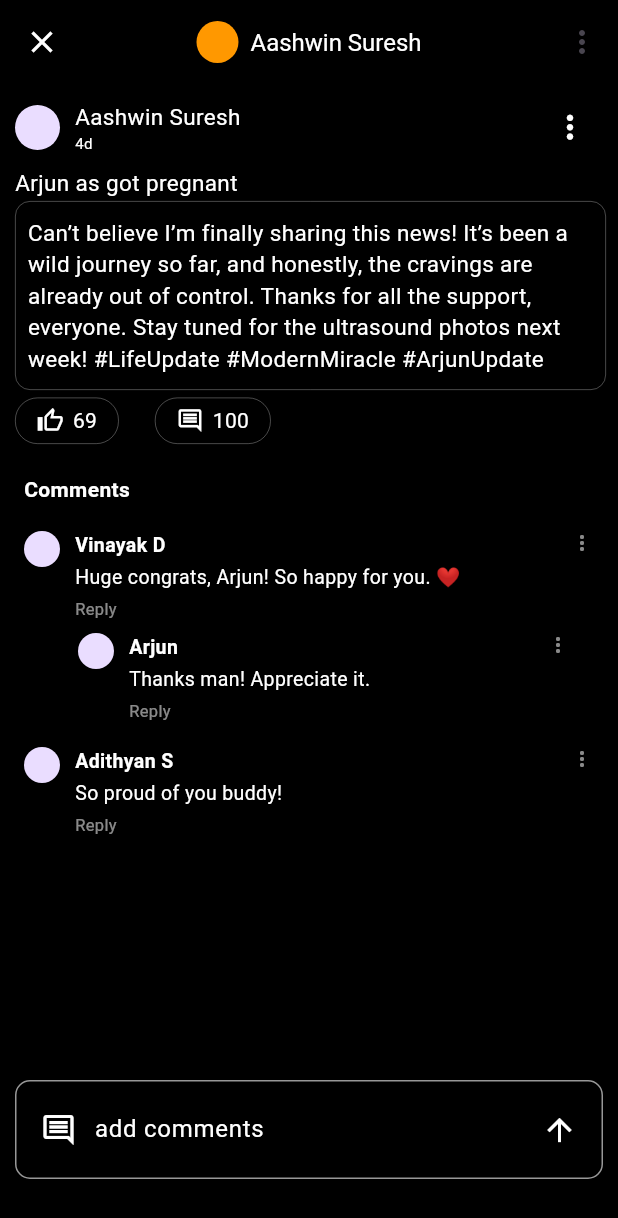
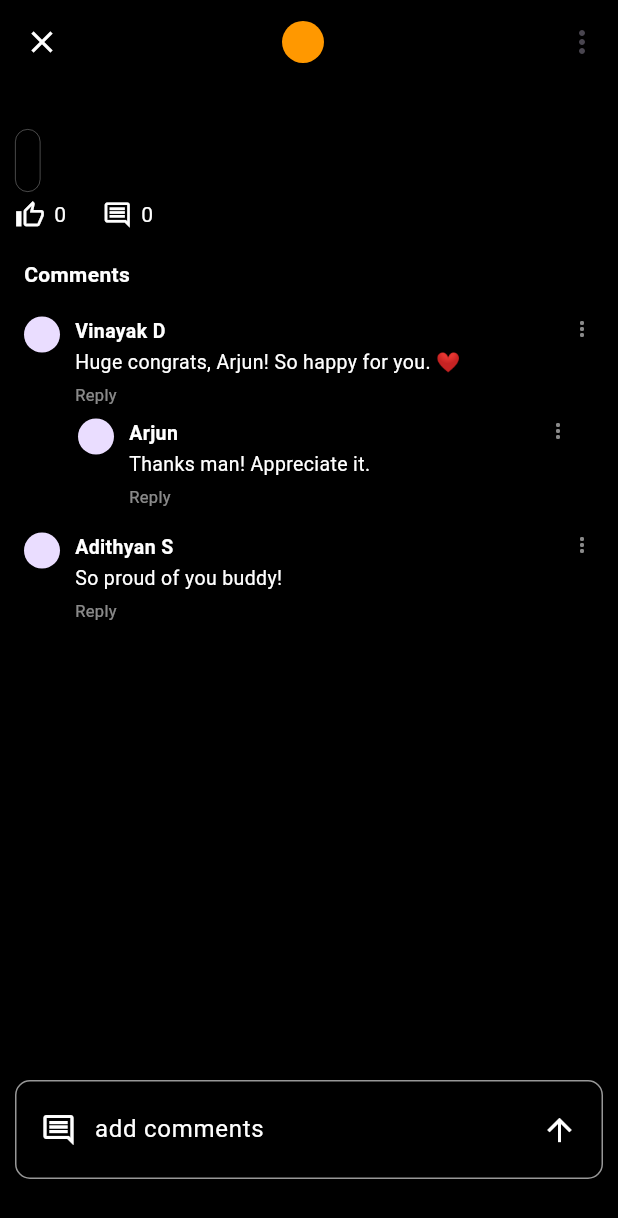
Before and after one commit to adithyan-manoj/mini_project, a Flutter app: the PostDetailPage screen opened directly with empty values, on a phone screen of 412 x 824 dp. Shown: the top 1218 px of the screen. Run offline on Flutter 3.47's test engine with Material 3 defaults, Android fonts, the phone set to English and light mode, and no system bars.

Commit message:
made some changes like adding variables to fields

```diff
--- /dev/null
+++ b/campusapp/lib/models/post_model.dart
@@ -0,0 +1,25 @@
+class PostModel {
+  final String id;
+  final String userName;
+  final String userProfilePic;
+  final DateTime postedTime;
+  final String title;
+  final String content;
+  final List<String> tags;
+  int likes;
+  int commentCount;
+  bool isLikedByMe;
+
+  PostModel({
+    required this.id,
+    required this.userName,
+    required this.userProfilePic,
+    required this.postedTime,
+    required this.title,
+    required this.content,
+    this.tags = const [],
+    this.likes = 0,
+    this.commentCount = 0,
+    this.isLikedByMe = false,
+  });
+}
--- a/campusapp/lib/pages/post_details.dart
+++ b/campusapp/lib/pages/post_details.dart
@@ -1,11 +1,18 @@
 import 'package:campusapp/core/commant_model.dart';
+import 'package:campusapp/models/post_model.dart';
 import 'package:campusapp/widgets/post_cards.dart';
 import 'package:flutter/material.dart';
 
-class PostDetailPage extends StatelessWidget {
-  final String postId;
-  const PostDetailPage({super.key, required this.postId});
+class PostDetailPage extends StatefulWidget {
+  final PostModel post;
 
+  const PostDetailPage({super.key, required this.post});
+
+  @override
+  State<PostDetailPage> createState() => _PostDetailPageState();
+}
+
+class _PostDetailPageState extends State<PostDetailPage> {
   @override
   Widget build(BuildContext context) {
     List<CommentModel> dummyComments = [
@@ -29,12 +36,12 @@ class PostDetailPage extends StatelessWidget {
         centerTitle: true, // Centers the profile
         title: Row(
           mainAxisSize: MainAxisSize.min,
-          children: const [
-            CircleAvatar(radius: 14, backgroundColor: Colors.orange),
-            SizedBox(width: 8),
+          children: [
+            const CircleAvatar(radius: 14, backgroundColor: Colors.orange),
+            const SizedBox(width: 8),
             Text(
-              "Aashwin Suresh",
-              style: TextStyle(fontSize: 16, color: Colors.white),
+              widget.post.userName,
+              style: const TextStyle(fontSize: 16, color: Colors.white),
             ),
           ],
         ),
@@ -47,7 +54,7 @@ class PostDetailPage extends StatelessWidget {
           Expanded(
             child: ListView(
               children: [
-                PostCard(isDetails: true, postId: postId ),
+                PostCard(isDetails: true, post: widget.post ),
                 const Padding(
                   padding: EdgeInsets.symmetric(horizontal: 16, vertical: 10),
                   child: Text("Comments", style: TextStyle(fontWeight: FontWeight.bold,color: Colors.white)),
@@ -64,6 +71,7 @@ class PostDetailPage extends StatelessWidget {
     );
 
   }
+
   Widget buildCommentThread(CommentModel comment, {double indent = 0}) {
     return Padding(
       padding: EdgeInsets.only(left: 16 + indent, right: 16, top: 8, bottom: 4),
--- a/campusapp/lib/widgets/post_cards.dart
+++ b/campusapp/lib/widgets/post_cards.dart
@@ -1,20 +1,33 @@
+import 'package:campusapp/models/post_model.dart';
 import 'package:campusapp/pages/post_details.dart';
 import 'package:flutter/material.dart';
 
-class PostCard extends StatelessWidget {
+class PostCard extends StatefulWidget {
   final bool isDetails;
-  String postId;
-  PostCard({super.key, this.isDetails = false, required this.postId});
+  final PostModel post;
 
+  const PostCard({super.key, this.isDetails = false, required this.post});
+
+  @override
+  State<PostCard> createState() => _PostCardState();
+}
+
+class _PostCardState extends State<PostCard> {
+  String _formatTime(DateTime time) {
+    final diff = DateTime.now().difference(time);
+    if (diff.inDays > 0) return "${diff.inDays}d";
+    if (diff.inHours > 0) return "${diff.inHours}h";
+    return "${diff.inMinutes}m";
+  }
   @override
   Widget build(BuildContext context) {
     return Hero(
-      tag: postId,
+      tag: widget.post.id,
       child: Material(
         color: Colors.transparent,
         child: InkWell(
-          onTap: isDetails ? null : () {
-            Navigator.push(context, MaterialPageRoute(builder: (context) => PostDetailPage(postId: postId),));
+          onTap: widget.isDetails ? null : () {
+            Navigator.push(context, MaterialPageRoute(builder: (context) => PostDetailPage(post: widget.post),));
           },
 
           child: Container(
@@ -23,7 +36,7 @@ class PostCard extends StatelessWidget {
             width: MediaQuery.of(context).size.width,
             decoration: BoxDecoration(
               //color: Colors.white,
-              border: isDetails? null : Border.symmetric(
+              border: widget.isDetails? null : Border.symmetric(
                 horizontal: BorderSide(
                   color: const Color.fromARGB(255, 110, 110, 110),
                   width: .5,
@@ -33,24 +46,23 @@ class PostCard extends StatelessWidget {
             child: Column(
               crossAxisAlignment: CrossAxisAlignment.start,
               children: [
-                Row(
+                  if(!widget.isDetails) ...[ Row(
                   children: [
                     const CircleAvatar(
                       radius: 15,
                       // add image
                     ),
                     const SizedBox(width: 10),
-                    const Expanded(
+                    Expanded(
                       child: Column(
                         crossAxisAlignment: CrossAxisAlignment.start,
                         children: [
-                          Text(
-                            "Aashwin Suresh",
-                            style: TextStyle(color: Colors.white, fontSize: 15),
+                          Text(widget.post.userName,
+                            style: const TextStyle(color: Colors.white, fontSize: 15),
                           ),
                           Text(
-                            "4d",
-                            style: TextStyle(color: Colors.white, fontSize: 10),
+                            _formatTime(widget.post.postedTime),
+                            style: const TextStyle(color: Colors.white, fontSize: 10),
                           ),
                         ],
                       ),
@@ -60,16 +72,16 @@ class PostCard extends StatelessWidget {
                       icon: Icon(Icons.more_vert, color: Colors.white, size: 25),
                     ),
                   ],
-                ),
+                ),],
                 SizedBox(height: 2),
-                const Text(
-                  'Arjun as got pregnant',
-                  style: TextStyle(color: Colors.white, fontSize: 15),
+                Text(
+                  widget.post.title,
+                  style: const TextStyle(color: Colors.white, fontSize: 15),
                 ),
                 SizedBox(height: 2),
                 Container(
                   padding: EdgeInsets.symmetric(horizontal: 8, vertical: 10),
-                  child: Text("Can’t believe I’m finally sharing this news! It’s been a wild journey so far, and honestly, the cravings are already out of control. Thanks for all the support, everyone. Stay tuned for the ultrasound photos next week! #LifeUpdate #ModernMiracle #ArjunUpdate",style: TextStyle(color: Colors.white, fontSize: 15)),
+                  child: Text(widget.post.content,style: TextStyle(color: Colors.white, fontSize: 15)),
                   decoration: BoxDecoration(
                     border: Border.all(
                       color: const Color.fromARGB(96, 255, 255, 255),
@@ -81,19 +93,46 @@ class PostCard extends StatelessWidget {
                 SizedBox(height: 5,),
                 Row(
                   children: [
-                    _interactionButton(Icons.thumb_up_alt_outlined, '69'),
+                    _actionButton(
+                      icon: widget.post.isLikedByMe ? Icons.thumb_up : Icons.thumb_up_outlined,
+                      label: "${widget.post.likes}",
+                      color: widget.post.isLikedByMe ? Colors.blue : Colors.white,
+                      onTap: () => setState(() {
+                        widget.post.isLikedByMe = !widget.post.isLikedByMe;
+                        widget.post.isLikedByMe ? widget.post.likes++ : widget.post.likes--;
+                      }),
+                    ),
                     const SizedBox(width: 24),
-                    _interactionButton(Icons.comment_outlined, "100"),
+                    _actionButton(
+                      icon: Icons.comment_outlined,
+                      label: "${widget.post.commentCount}",
+                      color:Colors.white,
+                      onTap: () {},
+                    ),
+                  ],
+                ),
                   ],
                 )
-              ],
+
             ),
           ),
         ),
+      );
+
+  }
+  Widget _actionButton({required IconData icon, required String label, required Color color, required VoidCallback onTap}) {
+    return InkWell(
+      onTap: onTap,
+      child: Row(
+        children: [
+          Icon(icon, size: 20, color: color),
+          const SizedBox(width: 6),
+          Text(label, style: TextStyle(color: color)),
+        ],
       ),
     );
-
-  }Widget _interactionButton(IconData icon, String label) {
+  }
+Widget _interactionButton(IconData icon, String label) {
     return Container(
       padding: EdgeInsets.symmetric(horizontal: 14,vertical: 5),
       decoration: BoxDecoration(
@@ -112,6 +151,4 @@ class PostCard extends StatelessWidget {
         ],
       ),
     );
-  }
-
-}
+  }}
```
Also changed, not shown: campusapp/lib/pages/community_page.dart (+33 -2 lines).
